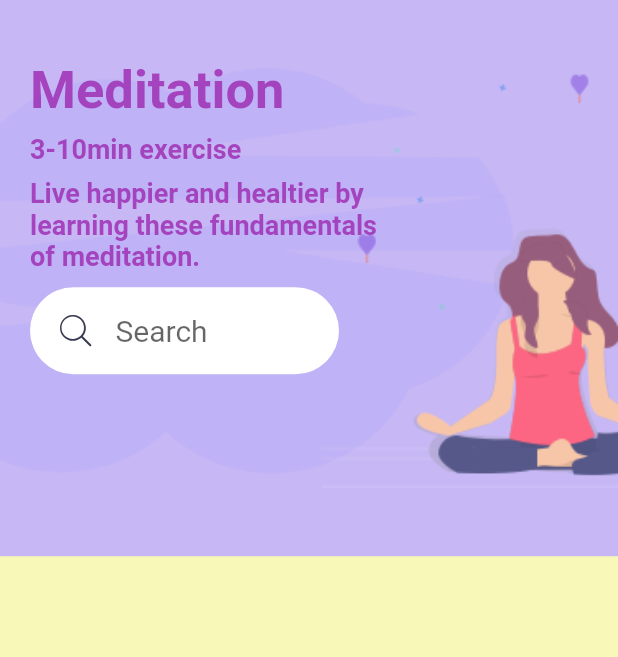
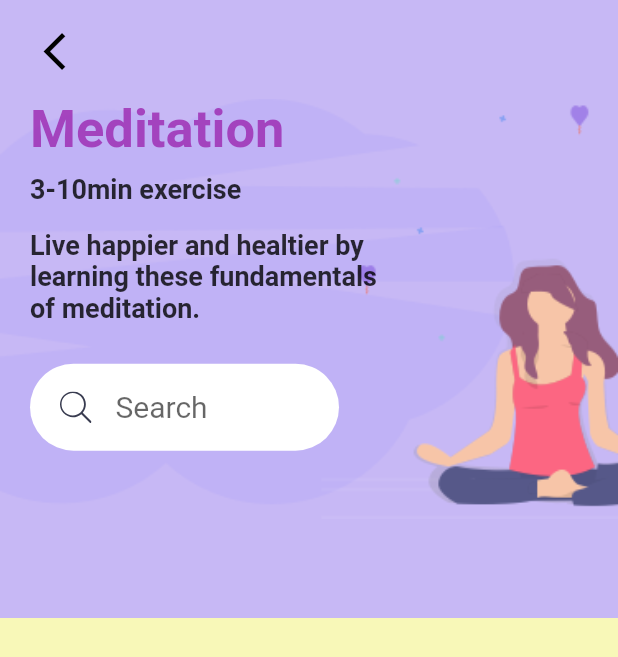
Before and after one commit to ArnobMahmud/Exercise-App-UI, a Flutter app: the DetailsPage screen opened directly, on a phone screen of 412 x 824 dp. Shown: the top 657 px of the screen. Run offline on Flutter 3.47's test engine with Material 2 defaults, Android fonts, the phone set to English and light mode, and no system bars; our stand-ins replace flutter_svg.

```diff
--- a/lib/pages/details-page.dart
+++ b/lib/pages/details-page.dart
@@ -1,4 +1,5 @@
 import 'package:exercise_app_ui/constants/constant.dart';
+import 'package:exercise_app_ui/pages/home-page.dart';
 import 'package:exercise_app_ui/widgets/SearchBar.dart';
 import 'package:flutter/material.dart';
 
@@ -13,7 +14,7 @@ class DetailsPage extends StatelessWidget {
       body: Stack(
         children: [
           Container(
-            height: height * 0.45,
+            height: height * 0.5,
             decoration: BoxDecoration(
                 color: kBlueLightColor,
                 image: DecorationImage(
@@ -23,11 +24,24 @@ class DetailsPage extends StatelessWidget {
           SafeArea(
             child: Padding(
               padding:
-                  const EdgeInsets.symmetric(horizontal: 20.0, vertical: 40.0),
+                  const EdgeInsets.symmetric(horizontal: 20.0, vertical: 10.0),
               child: Column(
-                mainAxisAlignment: MainAxisAlignment.start,
                 crossAxisAlignment: CrossAxisAlignment.start,
                 children: [
+                  IconButton(
+                    icon: Icon(
+                      Icons.arrow_back_ios,
+                      size: 30.0,
+                      color: Colors.black,
+                    ),
+                    onPressed: () {
+                      Navigator.push(context,
+                          MaterialPageRoute(builder: (context) => HomePage()));
+                    },
+                  ),
+                  SizedBox(
+                    height: height * 0.01,
+                  ),
                   Text(
                     "Meditation",
                     style: TextStyle(
@@ -42,11 +56,11 @@ class DetailsPage extends StatelessWidget {
                     "3-10min exercise",
                     style: TextStyle(
                         fontSize: 18.0,
-                        color: Colors.purple.withOpacity(0.8),
+                        color: Colors.black.withOpacity(0.8),
                         fontWeight: FontWeight.bold),
                   ),
                   SizedBox(
-                    height: height * 0.01,
+                    height: height * 0.02,
                   ),
                   SizedBox(
                     width: width * 0.6,
@@ -54,9 +68,12 @@ class DetailsPage extends StatelessWidget {
                       "Live happier and healtier by learning these fundamentals of meditation.",
                       style: TextStyle(
                           fontSize: 18.0,
-                          color: Colors.purple.withOpacity(0.8),
+                          color: Colors.black.withOpacity(0.8),
                           fontWeight: FontWeight.bold),
                     ),
+                  ),
+                  SizedBox(
+                    height: height * 0.02,
                   ),
                   SizedBox(width: width * 0.5, child: SearchBar()),
                 ],
--- a/lib/pages/home-page.dart
+++ b/lib/pages/home-page.dart
@@ -94,12 +94,7 @@ class HomePage extends StatelessWidget {
                         CategoryCard(
                           title: "Diet Recommendation",
                           svgSrc: "assets/icons/Hamburger.svg",
-                          onPressed: () {
-                            Navigator.push(
-                                context,
-                                MaterialPageRoute(
-                                    builder: (context) => DetailsPage()));
-                          },
+                          onPressed: () {},
                         ),
                         CategoryCard(
                           title: "Kegel Exercise",
@@ -109,7 +104,12 @@ class HomePage extends StatelessWidget {
                         CategoryCard(
                           title: "Meditation",
                           svgSrc: "assets/icons/Meditation.svg",
-                          onPressed: () {},
+                          onPressed: () {
+                            Navigator.push(
+                                context,
+                                MaterialPageRoute(
+                                    builder: (context) => DetailsPage()));
+                          },
                         ),
                         CategoryCard(
                           title: "Yoga",
```
